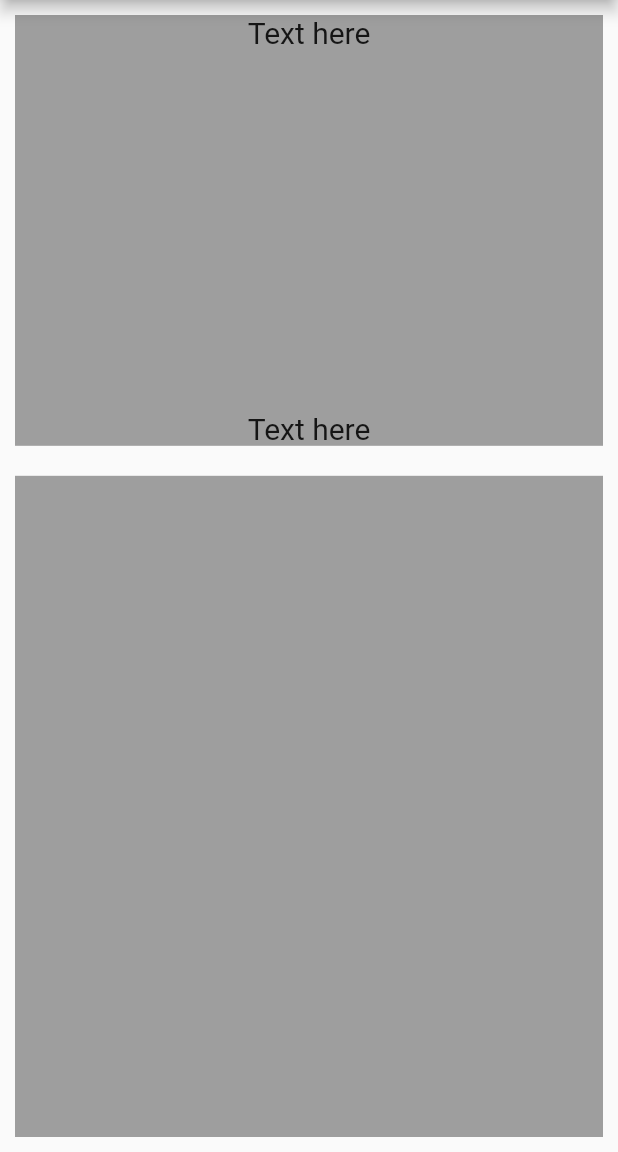
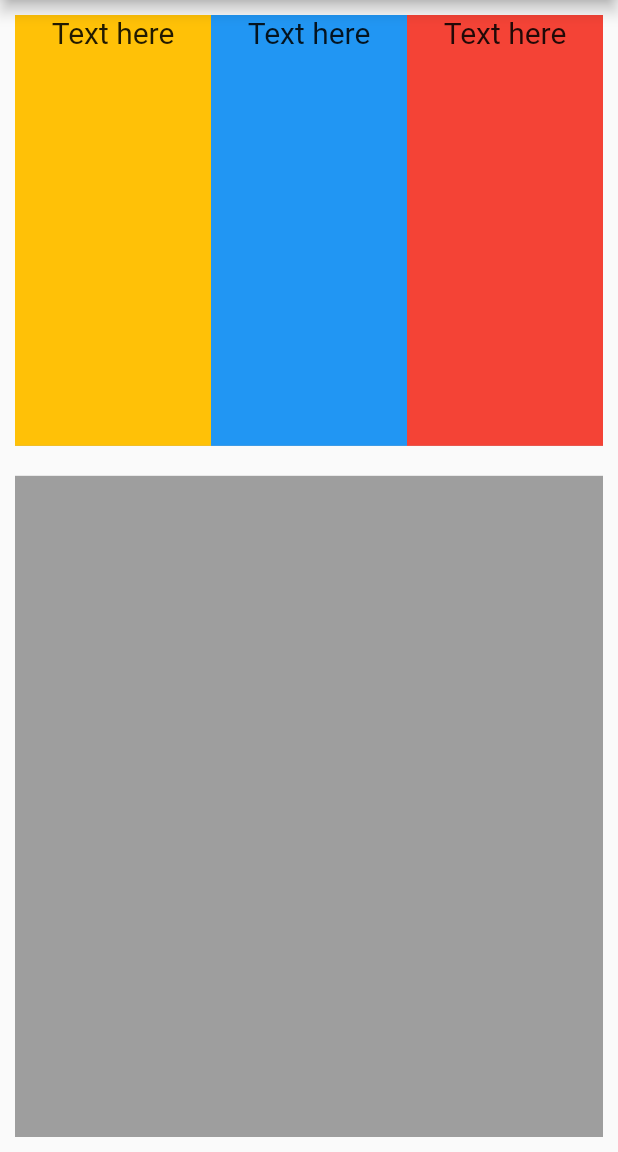
Before and after one commit to jhsavely/SmartWaistBag, a Flutter app: the screen it shows after launch, on a phone screen of 412 x 824 dp, the part 84-1236 px from its top. Run offline on Flutter 3.47's test engine with Material 2 defaults, Android fonts, the phone set to English and light mode, and no system bars; our stand-ins replace flutter_svg.

Commit message:
added: split into thee rows and SafeArea

```diff
--- a/lib/main.dart
+++ b/lib/main.dart
@@ -24,6 +24,7 @@ class MainMenu extends StatelessWidget {
   @override
   Widget build(BuildContext context) {
     return new Scaffold(
+
         appBar: AppBar(
           backgroundColor: Colors.grey,
           title: Text('smartwaistbag'),
@@ -75,33 +76,41 @@ class MenuLayout extends StatelessWidget {
   @override
   Widget build(BuildContext context) {
     //var width = MediaQuery.of(context).size.width; // Using this line I got the device screen width
-    return new Scaffold(
-      body: new SafeArea(
+    return  Scaffold(
+      body: SafeArea(
         //I didn't add appbar. this will add necessary padding for status bar.
-        child: new Column(
+        child: Column(
           children: [
-            new Expanded(
+             Expanded(
               flex: 2,
-              child: new Container(
+              child: Container(
                 //width: width / 1.5,
                 // this will give you flexible width not fixed width
                 margin: margin,
-                // variable
                 color: backColor,
-                // variable
-                child: new Column(
+                child: Row(
                   children: <Widget>[
-                    new Expanded(
-                      flex: 1,
-                      child: new Container(
+                     Expanded(
+                     // flex: 1,
+                      child: Container(
+                        color: Colors.amber,
                         alignment: Alignment.topCenter,
                         child: text, //variable above
                       ),
                     ),
-                    new Expanded(
-                      flex: 1,
-                      child: new Container(
-                        alignment: Alignment.bottomCenter,
+                     Expanded(
+                      //flex: 1,
+                      child: Container(
+                        color: Colors.blue,
+                        alignment: Alignment.topCenter,
+                        child: text, //variable above
+                      ),
+                    ),
+                    Expanded(
+                     // flex: 1,
+                      child: Container(
+                        color: Colors.red,
+                        alignment: Alignment.topCenter,
                         child: text, //variable above
                       ),
                     ),
@@ -109,9 +118,9 @@ class MenuLayout extends StatelessWidget {
                 ),
               ),
             ),
-            new Expanded(
+             Expanded(
               flex: 3,
-              child: new Container(
+              child: Container(
                 //width: width / 1.5,
                 // this will give you flexible width not fixed width
                 margin: margin,
```
